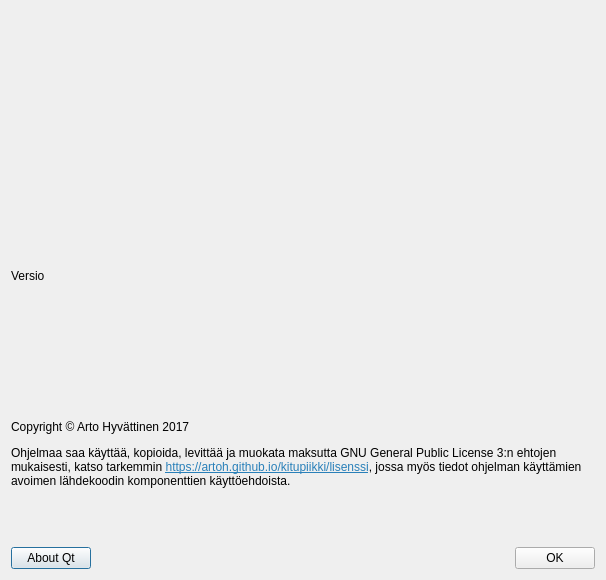
Above: kitupiikki/aloitussivu/aboutdialog.ui from artoh/kitupiikki before the change. Below: the same form after it.
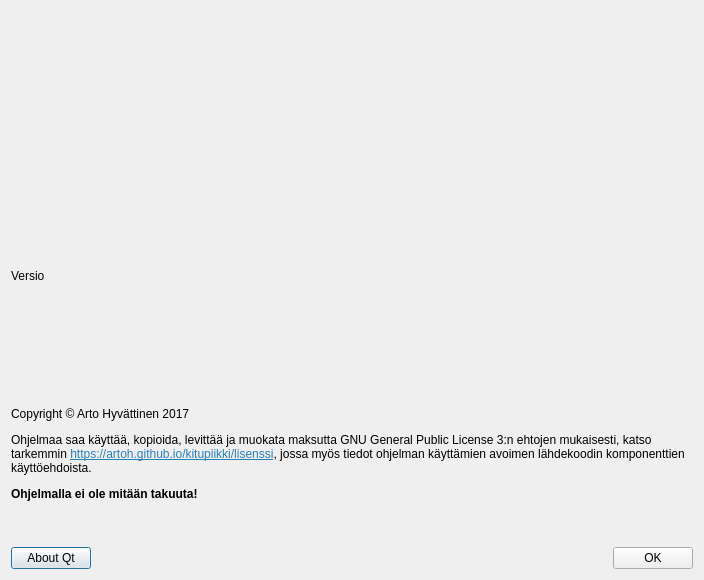
That is the form after the change. Icons and pictures are not drawn.

Commit message: Otsikossa versio

What changed in the file:
```diff
--- a/kitupiikki/aloitussivu/aboutdialog.ui
+++ b/kitupiikki/aloitussivu/aboutdialog.ui
@@ -6,7 +6,7 @@
    <rect>
     <x>0</x>
     <y>0</y>
-    <width>606</width>
+    <width>704</width>
     <height>580</height>
    </rect>
   </property>
@@ -43,7 +43,7 @@
    <item>
     <widget class="QLabel" name="label_2">
      <property name="text">
-      <string>&lt;html&gt;&lt;head/&gt;&lt;body&gt;&lt;p&gt;Copyright © Arto Hyvättinen 2017&lt;/p&gt;&lt;p&gt;Ohjelmaa saa käyttää, kopioida, levittää ja muokata maksutta GNU General Public License 3:n ehtojen mukaisesti, katso tarkemmin &lt;a href=&quot;https://artoh.github.io/kitupiikki/lisenssi&quot;&gt;&lt;span style=&quot; text-decoration: underline; color:#2980b9;&quot;&gt;https://artoh.github.io/kitupiikki/lisenssi&lt;/span&gt;&lt;/a&gt;, jossa myös tiedot ohjelman käyttämien avoimen lähdekoodin komponenttien käyttöehdoista. &lt;/p&gt;&lt;/body&gt;&lt;/html&gt;</string>
+      <string>&lt;html&gt;&lt;head/&gt;&lt;body&gt;&lt;p&gt;Copyright © Arto Hyvättinen 2017&lt;/p&gt;&lt;p&gt;Ohjelmaa saa käyttää, kopioida, levittää ja muokata maksutta GNU General Public License 3:n ehtojen mukaisesti, katso tarkemmin &lt;a href=&quot;https://artoh.github.io/kitupiikki/lisenssi&quot;&gt;&lt;span style=&quot; text-decoration: underline; color:#2980b9;&quot;&gt;https://artoh.github.io/kitupiikki/lisenssi&lt;/span&gt;&lt;/a&gt;, jossa myös tiedot ohjelman käyttämien avoimen lähdekoodin komponenttien käyttöehdoista. &lt;/p&gt;&lt;p&gt;&lt;span style=&quot; font-weight:600;&quot;&gt;Ohjelmalla ei ole mitään takuuta!&lt;/span&gt;&lt;/p&gt;&lt;/body&gt;&lt;/html&gt;</string>
      </property>
      <property name="wordWrap">
       <bool>true</bool>
```
The commit also changes 2 other files.
